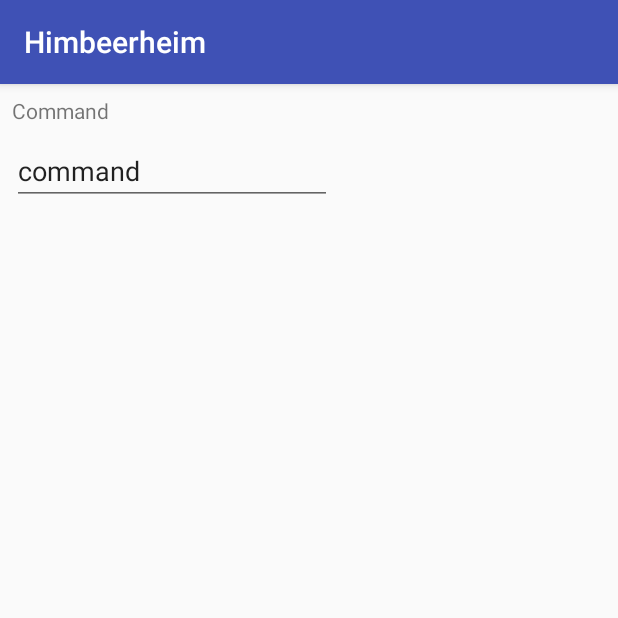
After one commit to GlaserDaniel/Himbeerheim, an Android app: the fragment EditCommandFragment placed in its activity, on a phone screen of 412 x 824 dp, the top half of it. The commit adds this screen. Run offline under Robolectric (Android 15) with nearby library versions, the phone set to English and light mode, and no system bars.

Commit message:
Zu Bearbeiten Fragment gehen funktioniert

```diff
--- a/app/build.gradle
+++ b/app/build.gradle
@@ -25,12 +25,12 @@ dependencies {
     androidTestCompile('com.android.support.test.espresso:espresso-core:2.2.2', {
         exclude group: 'com.android.support', module: 'support-annotations'
     })
+    compile files('libs/jsch-0.1.54.jar')
+    compile "org.jetbrains.kotlin:kotlin-stdlib-jre7:$kotlin_version"
     compile 'com.android.support:appcompat-v7:26.+'
     compile 'com.android.support.constraint:constraint-layout:1.0.2'
     compile 'com.android.support:design:26.+'
     testCompile 'junit:junit:4.12'
-    compile files('libs/jsch-0.1.54.jar')
-    compile "org.jetbrains.kotlin:kotlin-stdlib-jre7:$kotlin_version"
 }
 repositories {
     mavenCentral()
--- a/app/src/main/AndroidManifest.xml
+++ b/app/src/main/AndroidManifest.xml
@@ -12,7 +12,7 @@
         android:supportsRtl="true"
         android:theme="@style/AppTheme">
         <activity
-            android:name=".MainActivity"
+            android:name=".view.MainActivity"
             android:label="@string/app_name"
             android:theme="@style/AppTheme.NoActionBar">
             <intent-filter>
--- a/app/src/main/java/de/danielglaser/himbeerheim/model/Data.kt
+++ b/app/src/main/java/de/danielglaser/himbeerheim/model/Data.kt
@@ -1,6 +1,6 @@
 package de.danielglaser.himbeerheim.model
 
-import de.danielglaser.himbeerheim.MainActivity
+import de.danielglaser.himbeerheim.view.MainActivity
 import de.danielglaser.himbeerheim.R
 import java.io.Serializable
 
--- a/app/src/main/java/de/danielglaser/himbeerheim/model/Persistence.kt
+++ b/app/src/main/java/de/danielglaser/himbeerheim/model/Persistence.kt
@@ -1,9 +1,8 @@
 package de.danielglaser.himbeerheim.model
 
 import android.content.ContentValues
-import android.content.Context
 import android.util.Log
-import de.danielglaser.himbeerheim.MainActivity
+import de.danielglaser.himbeerheim.view.MainActivity
 import java.io.*
 
 /**
--- a/app/src/main/java/de/danielglaser/himbeerheim/SSHConnection.kt
+++ b/app/src/main/java/de/danielglaser/himbeerheim/model/SSHConnection.kt
@@ -1,4 +1,4 @@
-package de.danielglaser.himbeerheim
+package de.danielglaser.himbeerheim.model
 
 import android.os.AsyncTask
 import com.jcraft.jsch.ChannelExec
--- /dev/null
+++ b/app/src/main/java/de/danielglaser/himbeerheim/view/EditCommandFragment.kt
@@ -0,0 +1,23 @@
+package de.danielglaser.himbeerheim.view
+
+import android.os.Bundle
+import android.support.v4.app.Fragment
+import android.view.LayoutInflater
+import android.view.View
+import android.view.ViewGroup
+import de.danielglaser.himbeerheim.R
+
+/**
+ * Created by Daniel on 18.07.2017.
+ */
+class EditCommandFragment : Fragment() {
+    override fun onCreate(savedInstanceState: Bundle?) {
+        super.onCreate(savedInstanceState)
+        setHasOptionsMenu(false)
+    }
+
+    override fun onCreateView(inflater: LayoutInflater?, container: ViewGroup?, savedInstanceState: Bundle?): View? {
+        var view = inflater!!.inflate(R.layout.fragment_edit_command, container, false)
+        return view
+    }
+}
--- /dev/null
+++ b/app/src/main/java/de/danielglaser/himbeerheim/view/MainActivity.kt
@@ -0,0 +1,64 @@
+package de.danielglaser.himbeerheim.view
+
+import android.content.Context
+import android.os.Bundle
+import android.support.v7.app.AppCompatActivity
+import android.view.Menu
+import de.danielglaser.himbeerheim.R
+
+import kotlinx.android.synthetic.main.activity_main.*
+
+
+class MainActivity : AppCompatActivity() {
+    companion object {
+        lateinit var contextOfApplication: Context
+    }
+
+    override fun onCreate(savedInstanceState: Bundle?) {
+        super.onCreate(savedInstanceState)
+        contextOfApplication = applicationContext
+        setContentView(R.layout.activity_main)
+        //val toolbar = findViewById(R.id.toolbar) as Toolbar
+        setSupportActionBar(toolbar)
+
+        val manager = supportFragmentManager
+        val newFragment = MainActivityFragment()
+
+        val trans = manager.beginTransaction()
+        trans.addToBackStack(EditCommandFragment::class.java!!.name)
+        trans.replace(R.id.fragment_container, newFragment)
+        trans.commit()
+    }
+
+    override fun onCreateOptionsMenu(menu: Menu): Boolean {
+        return super.onCreateOptionsMenu(menu)
+    }
+
+    /*fun changeFragment(id: Int) {
+        when (id) {
+            R.id.fragment_main -> {
+                val manager = supportFragmentManager
+                val newFragment = MainActivityFragment()
+
+                val trans = manager.beginTransaction()
+                trans.addToBackStack(EditCommandFragment::class.java!!.name)
+                trans.replace(R.id.fragment_container, newFragment)
+                trans.commit()
+            }
+            R.id.fragnent_edit_command -> {
+                val manager = supportFragmentManager
+                val newFragment = EditCommandFragment()
+                *//*
+                val args = Bundle()
+                args.putInt(ArticleFragment.ARG_POSITION, position)
+                newFragment.setArguments(args)
+                *//*
+
+                val trans = manager.beginTransaction()
+                trans.addToBackStack(EditCommandFragment::class.java!!.name)
+                trans.replace(R.id.fragment_container, newFragment)
+                trans.commit()
+            }
+        }
+    }*/
+}
--- a/app/src/main/res/layout/activity_main.xml
+++ b/app/src/main/res/layout/activity_main.xml
@@ -4,7 +4,7 @@
     xmlns:tools="http://schemas.android.com/tools"
     android:layout_width="match_parent"
     android:layout_height="match_parent"
-    tools:context="de.danielglaser.himbeerheim.MainActivity">
+    tools:context="de.danielglaser.himbeerheim.view.MainActivity">
 
     <android.support.design.widget.AppBarLayout
         android:layout_width="match_parent"
@@ -20,6 +20,11 @@
 
     </android.support.design.widget.AppBarLayout>
 
-    <include layout="@layout/content_main" />
+    <FrameLayout
+        android:id="@+id/fragment_container"
+        android:layout_width="match_parent"
+        android:layout_height="match_parent"
+        app:layout_behavior="@string/appbar_scrolling_view_behavior"
+        />
 
 </android.support.design.widget.CoordinatorLayout>
--- /dev/null
+++ b/app/src/main/res/layout/fragment_edit_command.xml
@@ -0,0 +1,30 @@
+<?xml version="1.0" encoding="utf-8"?>
+<android.support.constraint.ConstraintLayout xmlns:android="http://schemas.android.com/apk/res/android"
+    xmlns:app="http://schemas.android.com/apk/res-auto"
+    xmlns:tools="http://schemas.android.com/tools"
+    android:id="@+id/fragnent_edit_command"
+    android:layout_width="match_parent"
+    android:layout_height="match_parent">
+
+    <TextView
+        android:id="@+id/textView"
+        android:layout_width="wrap_content"
+        android:layout_height="wrap_content"
+        android:layout_marginLeft="8dp"
+        android:layout_marginTop="8dp"
+        android:text="Command"
+        app:layout_constraintLeft_toLeftOf="parent"
+        app:layout_constraintTop_toTopOf="parent" />
+
+    <EditText
+        android:id="@+id/editText"
+        android:layout_width="wrap_content"
+        android:layout_height="wrap_content"
+        android:layout_marginLeft="8dp"
+        android:layout_marginTop="8dp"
+        android:ems="10"
+        android:inputType="textPersonName"
+        android:text="command"
+        app:layout_constraintLeft_toLeftOf="parent"
+        app:layout_constraintTop_toBottomOf="@+id/textView" />
+</android.support.constraint.ConstraintLayout>
--- a/app/src/main/res/layout/fragment_main.xml
+++ b/app/src/main/res/layout/fragment_main.xml
@@ -5,10 +5,9 @@
     android:id="@+id/fragment_main"
     android:layout_width="match_parent"
     android:layout_height="match_parent"
-    tools:context="de.danielglaser.himbeerheim.MainActivityFragment"
+    tools:context="de.danielglaser.himbeerheim.view.MainActivityFragment"
     tools:layout_editor_absoluteX="0dp"
-    tools:layout_editor_absoluteY="137dp"
-    tools:showIn="@layout/activity_main">
+    tools:layout_editor_absoluteY="137dp" >
 
     <ScrollView
         android:layout_width="0dp"
--- a/app/src/main/res/menu/menu_main.xml
+++ b/app/src/main/res/menu/menu_main.xml
@@ -1,7 +1,7 @@
 <menu xmlns:android="http://schemas.android.com/apk/res/android"
     xmlns:app="http://schemas.android.com/apk/res-auto"
     xmlns:tools="http://schemas.android.com/tools"
-    tools:context="de.danielglaser.himbeerheim.MainActivity">
+    tools:context="de.danielglaser.himbeerheim.view.MainActivity">
     <item
         android:id="@+id/action_settings"
         android:orderInCategory="100"
```
Also changed, not shown: app/src/main/java/de/danielglaser/himbeerheim/MainActivity.kt (deleted, +0 -26 lines), app/src/main/java/de/danielglaser/himbeerheim/view/MainActivityFragment.kt (renamed from app/src/main/java/de/danielglaser/himbeerheim/MainActivityFragment.kt, +38 -17 lines), app/src/main/res/layout/content_main.xml (deleted, +0 -9 lines).
